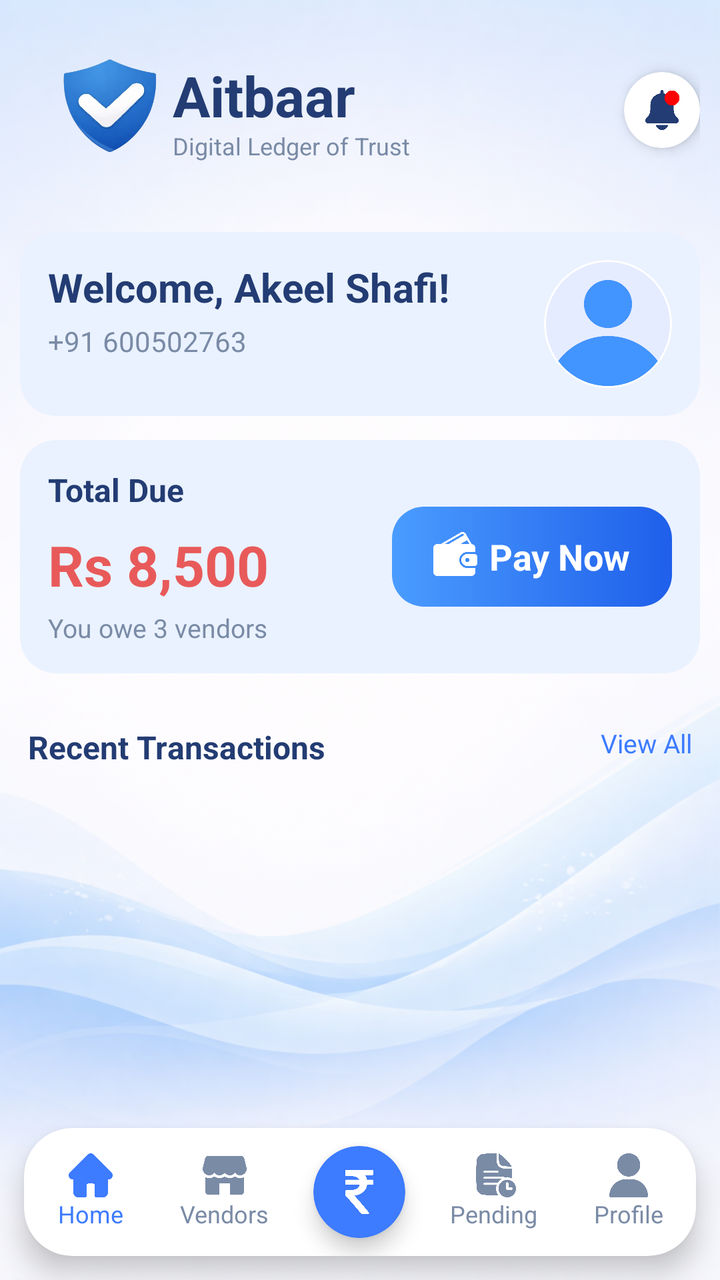
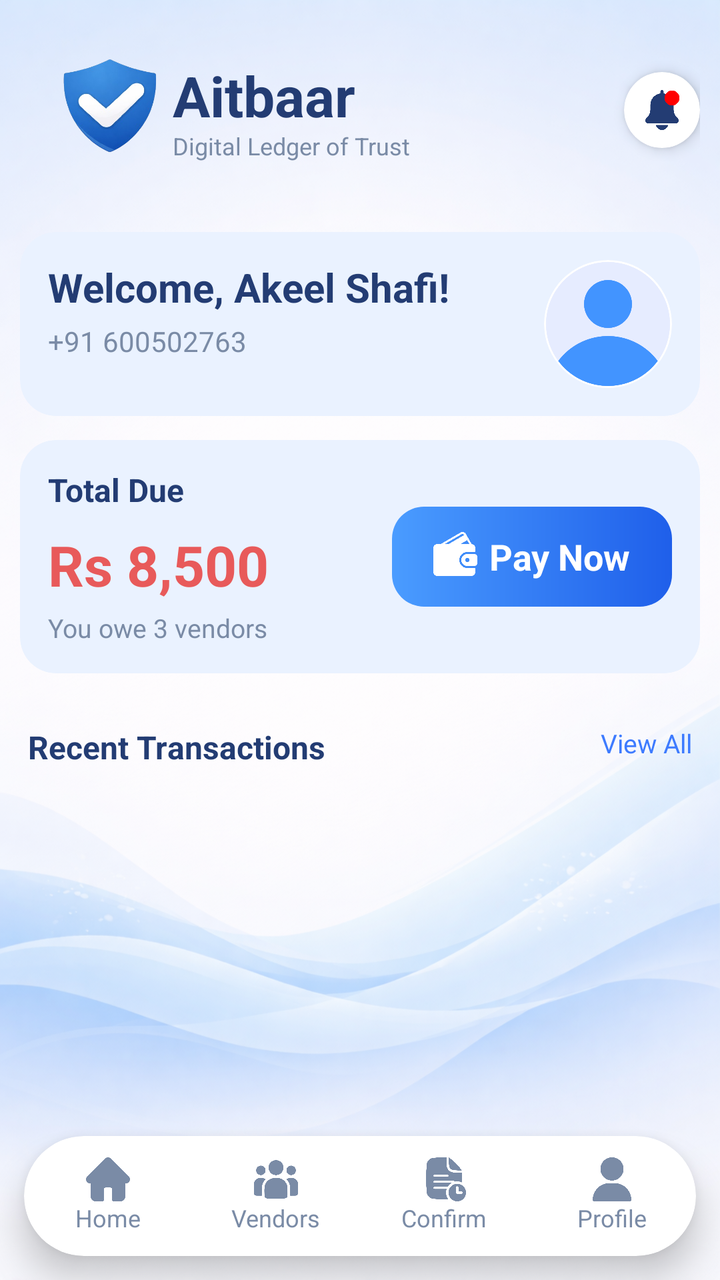

Compare the two renders of this Android layout. The source of the first and the diff that turns it into the second are given below.
<!-- AndroidManifest.xml: application theme Theme.Aitbaar -->
<!-- res/layout/fragment_customer_dashboard.xml -->
<?xml version="1.0" encoding="utf-8"?>
<FrameLayout xmlns:android="http://schemas.android.com/apk/res/android"
    xmlns:app="http://schemas.android.com/apk/res-auto"
    xmlns:tools="http://schemas.android.com/tools"
    android:layout_width="match_parent"
    android:layout_height="match_parent"
    android:background="@drawable/aitbaar_background"
    tools:context=".ui.customer.dashboard.CustomerDashboardFragment">

    <androidx.constraintlayout.widget.ConstraintLayout
        android:layout_width="match_parent"
        android:layout_height="match_parent">

        
        <androidx.constraintlayout.widget.ConstraintLayout
            android:id="@+id/topHeader"
            android:layout_width="0dp"
            android:layout_height="wrap_content"
            android:padding="10dp"
            app:layout_constraintEnd_toEndOf="parent"
            app:layout_constraintStart_toStartOf="parent"
            app:layout_constraintTop_toTopOf="parent">

            
            <LinearLayout
                android:id="@+id/topLogo"
                android:layout_width="wrap_content"
                android:layout_height="wrap_content"
                android:gravity="center"
                android:orientation="horizontal"
                app:layout_constraintStart_toStartOf="parent"
                app:layout_constraintTop_toTopOf="parent">

                <ImageView
                    android:layout_width="90dp"
                    android:layout_height="90dp"
                    android:layout_marginEnd="-14dp"
                    android:contentDescription="Logo"
                    android:src="@drawable/shield_aitbaar" />

                <LinearLayout
                    android:layout_width="wrap_content"
                    android:layout_height="wrap_content"
                    android:orientation="vertical">

                    <TextView
                        android:layout_width="wrap_content"
                        android:layout_height="wrap_content"
                        android:text="Aitbaar"
                        android:textColor="#233C73"
                        android:textSize="28sp"
                        android:textStyle="bold" />

                    <TextView
                        android:layout_width="wrap_content"
                        android:layout_height="wrap_content"
                        android:layout_marginTop="-2dp"
                        android:text="Digital Ledger of Trust"
                        android:textColor="#7A8BA6"
                        android:textSize="12sp" />
                </LinearLayout>

            </LinearLayout>

            
            <androidx.cardview.widget.CardView
                android:id="@+id/btnNotifications"
                android:layout_width="38dp"
                android:layout_height="38dp"
                app:cardBackgroundColor="#FFFFFF"
                app:cardCornerRadius="19dp"
                app:cardElevation="4dp"
                app:layout_constraintBottom_toBottomOf="@id/topLogo"
                app:layout_constraintEnd_toEndOf="parent"
                app:layout_constraintTop_toTopOf="@id/topLogo">

                <FrameLayout
                    android:layout_width="match_parent"
                    android:layout_height="match_parent">

                    <ImageView
                        android:layout_width="20dp"
                        android:layout_height="20dp"
                        android:layout_gravity="center"
                        android:contentDescription="Notification"
                        android:src="@drawable/notification"
                        app:tint="#233C73" />

                    <View
                        android:layout_width="8dp"
                        android:layout_height="8dp"
                        android:layout_gravity="top|end"
                        android:layout_marginTop="9dp"
                        android:layout_marginEnd="10dp"
                        android:background="@drawable/red_dot" />
                </FrameLayout>
            </androidx.cardview.widget.CardView>

        </androidx.constraintlayout.widget.ConstraintLayout>

        
        <androidx.cardview.widget.CardView
            android:id="@+id/cardWelcome"
            android:layout_width="0dp"
            android:layout_height="wrap_content"
            android:layout_marginStart="10dp"
            android:layout_marginTop="6dp"
            android:layout_marginEnd="10dp"
            app:cardBackgroundColor="#EAF2FF"
            app:cardCornerRadius="18dp"
            app:cardElevation="0dp"
            app:layout_constraintEnd_toEndOf="parent"
            app:layout_constraintStart_toStartOf="parent"
            app:layout_constraintTop_toBottomOf="@id/topHeader">

            <androidx.constraintlayout.widget.ConstraintLayout
                android:layout_width="match_parent"
                android:layout_height="wrap_content"
                android:padding="14dp">

                <TextView
                    android:id="@+id/tvWelcome"
                    android:layout_width="0dp"
                    android:layout_height="wrap_content"
                    android:text="Welcome, Akeel Shafi!"
                    android:textColor="#233C73"
                    android:textSize="20sp"
                    android:textStyle="bold"
                    app:layout_constraintEnd_toStartOf="@id/imgUserContainer"
                    app:layout_constraintStart_toStartOf="parent"
                    app:layout_constraintTop_toTopOf="parent" />

                <TextView
                    android:id="@+id/tvPhone"
                    android:layout_width="0dp"
                    android:layout_height="wrap_content"
                    android:layout_marginTop="4dp"
                    android:text="+91 600502763"
                    android:textColor="#7A8BA6"
                    android:textSize="14sp"
                    app:layout_constraintEnd_toStartOf="@id/imgUserContainer"
                    app:layout_constraintStart_toStartOf="@id/tvWelcome"
                    app:layout_constraintTop_toBottomOf="@id/tvWelcome" />

                <androidx.cardview.widget.CardView
                    android:id="@+id/imgUserContainer"
                    android:layout_width="64dp"
                    android:layout_height="64dp"
                    app:cardBackgroundColor="#FFFFFF"
                    app:cardCornerRadius="32dp"
                    app:cardElevation="0dp"
                    app:layout_constraintBottom_toBottomOf="parent"
                    app:layout_constraintEnd_toEndOf="parent"
                    app:layout_constraintTop_toTopOf="parent">

                    <ImageView
                        android:id="@+id/imgUser"
                        android:layout_width="match_parent"
                        android:layout_height="match_parent"
                        android:contentDescription="User"
                        android:scaleType="centerCrop"
                        android:src="@drawable/user" />
                </androidx.cardview.widget.CardView>

            </androidx.constraintlayout.widget.ConstraintLayout>
        </androidx.cardview.widget.CardView>

        
        <androidx.cardview.widget.CardView
            android:id="@+id/cardTotalDue"
            android:layout_width="0dp"
            android:layout_height="wrap_content"
            android:layout_marginStart="10dp"
            android:layout_marginTop="12dp"
            android:layout_marginEnd="10dp"
            app:cardBackgroundColor="#EAF2FF"
            app:cardCornerRadius="18dp"
            app:cardElevation="0dp"
            app:layout_constraintEnd_toEndOf="parent"
            app:layout_constraintStart_toStartOf="parent"
            app:layout_constraintTop_toBottomOf="@id/cardWelcome">

            <androidx.constraintlayout.widget.ConstraintLayout
                android:layout_width="match_parent"
                android:layout_height="wrap_content"
                android:padding="14dp">

                <TextView
                    android:id="@+id/tvTotalDueTitle"
                    android:layout_width="wrap_content"
                    android:layout_height="wrap_content"
                    android:text="Total Due"
                    android:textColor="#233C73"
                    android:textSize="16sp"
                    android:textStyle="bold"
                    app:layout_constraintStart_toStartOf="parent"
                    app:layout_constraintTop_toTopOf="parent" />

                <TextView
                    android:id="@+id/tvTotalDueAmount"
                    android:layout_width="wrap_content"
                    android:layout_height="wrap_content"
                    android:layout_marginTop="8dp"
                    android:text="Rs 8,500"
                    android:textColor="#E85A5A"
                    android:textSize="28sp"
                    android:textStyle="bold"
                    app:layout_constraintStart_toStartOf="parent"
                    app:layout_constraintTop_toBottomOf="@id/tvTotalDueTitle" />

                <TextView
                    android:id="@+id/tvDueSubtitle"
                    android:layout_width="wrap_content"
                    android:layout_height="wrap_content"
                    android:layout_marginTop="4dp"
                    android:text="You owe 3 vendors"
                    android:textColor="#7A8BA6"
                    android:textSize="13sp"
                    app:layout_constraintStart_toStartOf="parent"
                    app:layout_constraintTop_toBottomOf="@id/tvTotalDueAmount" />

                <androidx.cardview.widget.CardView
                    android:id="@+id/btnPayNow"
                    android:layout_width="140dp"
                    android:layout_height="50dp"
                    app:cardBackgroundColor="@android:color/transparent"
                    app:cardCornerRadius="16dp"
                    app:cardElevation="0dp"
                    app:layout_constraintBottom_toBottomOf="parent"
                    app:layout_constraintEnd_toEndOf="parent"
                    app:layout_constraintTop_toTopOf="parent">

                    <RelativeLayout
                        android:layout_width="match_parent"
                        android:layout_height="match_parent"
                        android:background="@drawable/bg_button_gradient"
                        android:gravity="center"
                        android:paddingStart="14dp"
                        android:paddingEnd="14dp">

                        <ImageView
                            android:layout_width="22dp"
                            android:layout_height="22dp"
                            android:contentDescription="Wallet"
                            android:src="@drawable/wallet"
                            app:tint="#FFFFFF" />

                        <TextView
                            android:layout_width="wrap_content"
                            android:layout_height="wrap_content"
                            android:layout_marginStart="28dp"
                            android:layout_toEndOf="@id/homeWalletDummy"
                            android:text="Pay Now"
                            android:textColor="#FFFFFF"
                            android:textSize="18sp"
                            android:textStyle="bold" />

                        <View
                            android:id="@+id/homeWalletDummy"
                            android:layout_width="0dp"
                            android:layout_height="0dp" />

                    </RelativeLayout>
                </androidx.cardview.widget.CardView>

            </androidx.constraintlayout.widget.ConstraintLayout>
        </androidx.cardview.widget.CardView>

        
        <androidx.constraintlayout.widget.ConstraintLayout
            android:id="@+id/vendorsTitleRow"
            android:layout_width="0dp"
            android:layout_height="wrap_content"
            android:layout_marginTop="12dp"
            android:padding="14dp"
            app:layout_constraintEnd_toEndOf="parent"
            app:layout_constraintStart_toStartOf="parent"
            app:layout_constraintTop_toBottomOf="@id/cardTotalDue">

            <TextView
                android:id="@+id/tvMyVendorsTitle"
                android:layout_width="wrap_content"
                android:layout_height="wrap_content"
                android:text="Recent Transactions"
                android:textColor="#233C73"
                android:textSize="16sp"
                android:textStyle="bold"
                app:layout_constraintStart_toStartOf="parent"
                app:layout_constraintTop_toTopOf="parent" />

            <TextView
                android:id="@+id/tvViewAll"
                android:layout_width="wrap_content"
                android:layout_height="wrap_content"
                android:text="View All"
                android:textColor="#3D7BFF"
                android:textSize="13sp"
                app:layout_constraintEnd_toEndOf="parent"
                app:layout_constraintTop_toTopOf="parent" />
        </androidx.constraintlayout.widget.ConstraintLayout>

        
        <androidx.recyclerview.widget.RecyclerView
            android:id="@+id/rvVendors"
            android:layout_width="0dp"
            android:layout_height="0dp"
            android:clipToPadding="false"
            android:padding="10dp"
            android:paddingBottom="10dp"
            app:layout_constraintBottom_toTopOf="@id/bottomNav"
            app:layout_constraintEnd_toEndOf="parent"
            app:layout_constraintStart_toStartOf="parent"
            app:layout_constraintTop_toBottomOf="@id/vendorsTitleRow" />

        
        <androidx.cardview.widget.CardView
            android:id="@+id/bottomNav"
            android:layout_margin="12dp"
            android:layout_width="0dp"
            android:layout_height="64dp"
            app:cardBackgroundColor="#FFFFFF"
            app:cardCornerRadius="24dp"
            app:cardElevation="8dp"
            app:layout_constraintBottom_toBottomOf="parent"
            app:layout_constraintEnd_toEndOf="parent"
            app:layout_constraintStart_toStartOf="parent">

            <LinearLayout
                android:layout_width="match_parent"
                android:layout_height="match_parent"
                android:gravity="center"
                android:orientation="horizontal"
                android:weightSum="5">

                <LinearLayout
                    android:layout_width="0dp"
                    android:layout_height="match_parent"
                    android:layout_weight="1"
                    android:gravity="center"
                    android:orientation="vertical">

                    <ImageView
                        android:layout_width="22dp"
                        android:layout_height="22dp"
                        android:src="@drawable/home"
                        app:tint="#3D7BFF" />

                    <TextView
                        android:layout_width="wrap_content"
                        android:layout_height="wrap_content"
                        android:text="Home"
                        android:textColor="#3D7BFF"
                        android:textSize="12sp" />
                </LinearLayout>

                <LinearLayout
                    android:layout_width="0dp"
                    android:layout_height="match_parent"
                    android:layout_weight="1"
                    android:gravity="center"
                    android:orientation="vertical">

                    <ImageView
                        android:layout_width="22dp"
                        android:layout_height="22dp"
                        android:src="@drawable/shop"
                        app:tint="#7A8BA6" />

                    <TextView
                        android:layout_width="wrap_content"
                        android:layout_height="wrap_content"
                        android:text="Vendors"
                        android:textColor="#7A8BA6"
                        android:textSize="12sp" />
                </LinearLayout>

                <androidx.cardview.widget.CardView
                    android:layout_width="0dp"
                    android:layout_height="match_parent"
                    android:layout_weight="1"
                    app:cardBackgroundColor="@android:color/transparent"
                    app:cardElevation="0dp">

                    <FrameLayout
                        android:layout_width="match_parent"
                        android:layout_height="match_parent"
                        android:foregroundGravity="center">

                        <androidx.cardview.widget.CardView
                            android:layout_width="46dp"
                            android:layout_height="46dp"
                            android:layout_gravity="center"
                            app:cardBackgroundColor="#3D7BFF"
                            app:cardCornerRadius="28dp"
                            app:cardElevation="6dp">

                            <ImageView
                                android:layout_width="22dp"
                                android:layout_height="22dp"
                                android:layout_gravity="center"
                                android:src="@drawable/rupee_indian"
                                app:tint="#FFFFFF" />
                        </androidx.cardview.widget.CardView>
                    </FrameLayout>
                </androidx.cardview.widget.CardView>

                <LinearLayout
                    android:layout_width="0dp"
                    android:layout_height="match_parent"
                    android:layout_weight="1"
                    android:gravity="center"
                    android:orientation="vertical">

                    <ImageView
                        android:layout_width="22dp"
                        android:layout_height="22dp"
                        android:src="@drawable/pending"
                        app:tint="#7A8BA6" />

                    <TextView
                        android:layout_width="wrap_content"
                        android:layout_height="wrap_content"
                        android:text="Pending"
                        android:textColor="#7A8BA6"
                        android:textSize="12sp" />
                </LinearLayout>

                <LinearLayout
                    android:layout_width="0dp"
                    android:layout_height="match_parent"
                    android:layout_weight="1"
                    android:gravity="center"
                    android:orientation="vertical">

                    <ImageView
                        android:layout_width="22dp"
                        android:layout_height="22dp"
                        android:src="@drawable/profile_user"
                        app:tint="#7A8BA6" />

                    <TextView
                        android:layout_width="wrap_content"
                        android:layout_height="wrap_content"
                        android:text="Profile"
                        android:textColor="#7A8BA6"
                        android:textSize="12sp" />
                </LinearLayout>

            </LinearLayout>
        </androidx.cardview.widget.CardView>

    </androidx.constraintlayout.widget.ConstraintLayout>

</FrameLayout>
<!-- resources referenced by this layout -->
<resources>
  <!-- drawable aitbaar_background: png bitmap (drawable, 940389 bytes) -->
  <!-- drawable bg_button_gradient (drawable) -->
  <?xml version="1.0" encoding="utf-8"?>
  <shape xmlns:android="http://schemas.android.com/apk/res/android">
      <corners android:radius="14dp" />
  
      <gradient
          android:startColor="#4A9CFF"
          android:endColor="#1F5FEA"
          android:angle="0" />
  </shape>
  <!-- drawable home: png bitmap (drawable, 6624 bytes) -->
  <!-- drawable notification: png bitmap (drawable, 8438 bytes) -->
  <!-- drawable pending: png bitmap (drawable, 14109 bytes) -->
  <!-- drawable profile_user: png bitmap (drawable, 9600 bytes) -->
  <!-- drawable red_dot: png bitmap (drawable, 30637 bytes) -->
  <!-- drawable rupee_indian: png bitmap (drawable, 5165 bytes) -->
  <!-- drawable shield_aitbaar: png bitmap (drawable, 76209 bytes) -->
  <!-- drawable shop: png bitmap (drawable, 8061 bytes) -->
  <!-- drawable user: png bitmap (drawable, 19293 bytes) -->
  <!-- drawable wallet: png bitmap (drawable, 14137 bytes) -->
  <style name="Theme.Aitbaar" parent="Base.Theme.Aitbaar" />
  <style name="Base.Theme.Aitbaar" parent="Theme.Material3.Light.NoActionBar">
          
          
      </style>
</resources>

<!-- the commit's change to res/layout/fragment_customer_dashboard.xml (unified diff, before → after) -->
@@ -307,20 +307,20 @@
             android:clipToPadding="false"
             android:padding="10dp"
             android:paddingBottom="10dp"
-            app:layout_constraintBottom_toTopOf="@id/bottomNav"
+            app:layout_constraintBottom_toTopOf="@id/customerBottomNav"
             app:layout_constraintEnd_toEndOf="parent"
             app:layout_constraintStart_toStartOf="parent"
             app:layout_constraintTop_toBottomOf="@id/vendorsTitleRow" />
 
         
         <androidx.cardview.widget.CardView
-            android:id="@+id/bottomNav"
+            android:id="@+id/customerBottomNav"
+            android:layout_width="0dp"
+            android:layout_height="60dp"
             android:layout_margin="12dp"
-            android:layout_width="0dp"
-            android:layout_height="64dp"
             app:cardBackgroundColor="#FFFFFF"
-            app:cardCornerRadius="24dp"
-            app:cardElevation="8dp"
+            app:cardCornerRadius="30dp"
+            app:cardElevation="10dp"
             app:layout_constraintBottom_toBottomOf="parent"
             app:layout_constraintEnd_toEndOf="parent"
             app:layout_constraintStart_toStartOf="parent">
@@ -330,9 +330,11 @@
                 android:layout_height="match_parent"
                 android:gravity="center"
                 android:orientation="horizontal"
-                android:weightSum="5">
-
+                android:weightSum="4">
+
+                
                 <LinearLayout
+                    android:id="@+id/tabHome"
                     android:layout_width="0dp"
                     android:layout_height="match_parent"
                     android:layout_weight="1"
@@ -340,20 +342,23 @@
                     android:orientation="vertical">
 
                     <ImageView
+                        android:id="@+id/iconHome"
                         android:layout_width="22dp"
                         android:layout_height="22dp"
                         android:src="@drawable/home"
-                        app:tint="#3D7BFF" />
+                        app:tint="#7A8BA6" />
 
                     <TextView
                         android:layout_width="wrap_content"
                         android:layout_height="wrap_content"
                         android:text="Home"
-                        android:textColor="#3D7BFF"
+                        android:textColor="#7A8BA6"
                         android:textSize="12sp" />
                 </LinearLayout>
 
+                
                 <LinearLayout
+                    android:id="@+id/tabCustomers"
                     android:layout_width="0dp"
                     android:layout_height="match_parent"
                     android:layout_weight="1"
@@ -363,7 +368,7 @@
                     <ImageView
                         android:layout_width="22dp"
                         android:layout_height="22dp"
-                        android:src="@drawable/shop"
+                        android:src="@drawable/customer"
                         app:tint="#7A8BA6" />
 
                     <TextView
@@ -374,37 +379,9 @@
                         android:textSize="12sp" />
                 </LinearLayout>
 
-                <androidx.cardview.widget.CardView
-                    android:layout_width="0dp"
-                    android:layout_height="match_parent"
-                    android:layout_weight="1"
-                    app:cardBackgroundColor="@android:color/transparent"
-                    app:cardElevation="0dp">
-
-                    <FrameLayout
-                        android:layout_width="match_parent"
-                        android:layout_height="match_parent"
-                        android:foregroundGravity="center">
-
-                        <androidx.cardview.widget.CardView
-                            android:layout_width="46dp"
-                            android:layout_height="46dp"
-                            android:layout_gravity="center"
-                            app:cardBackgroundColor="#3D7BFF"
-                            app:cardCornerRadius="28dp"
-                            app:cardElevation="6dp">
-
-                            <ImageView
-                                android:layout_width="22dp"
-                                android:layout_height="22dp"
-                                android:layout_gravity="center"
-                                android:src="@drawable/rupee_indian"
-                                app:tint="#FFFFFF" />
-                        </androidx.cardview.widget.CardView>
-                    </FrameLayout>
-                </androidx.cardview.widget.CardView>
-
+                
                 <LinearLayout
+                    android:id="@+id/tabConfirm"
                     android:layout_width="0dp"
                     android:layout_height="match_parent"
                     android:layout_weight="1"
@@ -420,12 +397,14 @@
                     <TextView
                         android:layout_width="wrap_content"
                         android:layout_height="wrap_content"
-                        android:text="Pending"
+                        android:text="Confirm"
                         android:textColor="#7A8BA6"
                         android:textSize="12sp" />
                 </LinearLayout>
 
+                
                 <LinearLayout
+                    android:id="@+id/tabProfile"
                     android:layout_width="0dp"
                     android:layout_height="match_parent"
                     android:layout_weight="1"
<!-- resource entries referenced after the edit -->
@@ -11,14 +11,13 @@
           android:endColor="#1F5FEA"
           android:angle="0" />
   </shape>
+  <!-- drawable customer: png bitmap (drawable, 12714 bytes) -->
   <!-- drawable home: png bitmap (drawable, 6624 bytes) -->
   <!-- drawable notification: png bitmap (drawable, 8438 bytes) -->
   <!-- drawable pending: png bitmap (drawable, 14109 bytes) -->
   <!-- drawable profile_user: png bitmap (drawable, 9600 bytes) -->
   <!-- drawable red_dot: png bitmap (drawable, 30637 bytes) -->
-  <!-- drawable rupee_indian: png bitmap (drawable, 5165 bytes) -->
   <!-- drawable shield_aitbaar: png bitmap (drawable, 76209 bytes) -->
-  <!-- drawable shop: png bitmap (drawable, 8061 bytes) -->
   <!-- drawable user: png bitmap (drawable, 19293 bytes) -->
   <!-- drawable wallet: png bitmap (drawable, 14137 bytes) -->
   <style name="Theme.Aitbaar" parent="Base.Theme.Aitbaar" />
